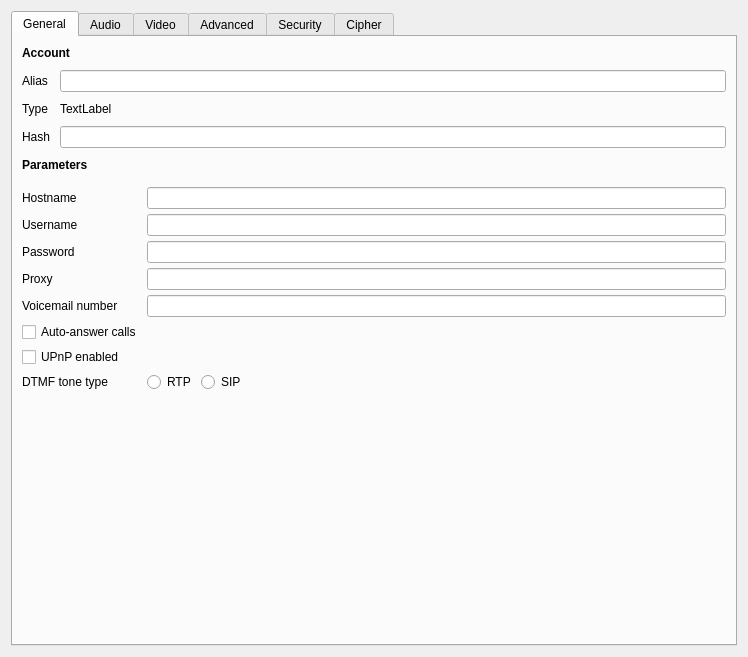
The window that accountdetails.ui (savoirfairelinux/jami-client-windows) describes before a commit, drawn with Qt 5.
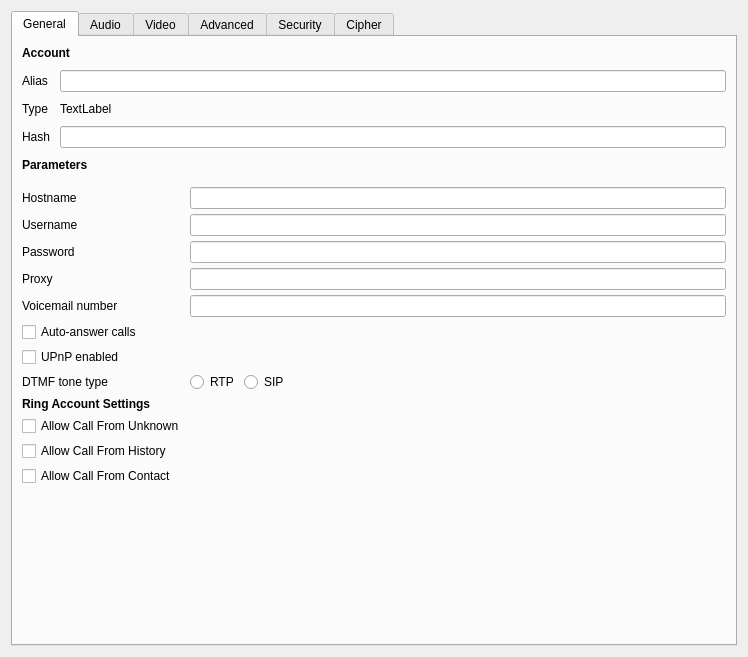
The same window after the commit. Icons and pictures are not drawn.

Commit message:
settings: add allowIncoming* checkbox for ring account
Refs #76668

```diff
--- a/accountdetails.ui
+++ b/accountdetails.ui
@@ -266,6 +266,43 @@
              </item>
             </layout>
            </item>
+           <item row="9" column="0">
+            <widget class="QCheckBox" name="lrcfg_allowIncomingFromUnknown">
+             <property name="text">
+              <string>Allow Call From Unknown</string>
+             </property>
+            </widget>
+           </item>
+           <item row="11" column="0">
+            <widget class="QCheckBox" name="lrcfg_allowIncomingFromContact">
+             <property name="text">
+              <string>Allow Call From Contact</string>
+             </property>
+            </widget>
+           </item>
+           <item row="10" column="0">
+            <widget class="QCheckBox" name="lrcfg_allowIncomingFromHistory">
+             <property name="text">
+              <string>Allow Call From History</string>
+             </property>
+            </widget>
+           </item>
+           <item row="8" column="0">
+            <widget class="QLabel" name="label_27">
+             <property name="font">
+              <font>
+               <weight>75</weight>
+               <bold>true</bold>
+              </font>
+             </property>
+             <property name="text">
+              <string>Ring Account Settings</string>
+             </property>
+             <property name="buddy">
+              <cstring>lrcfg_allowIncomingFromUnknown</cstring>
+             </property>
+            </widget>
+           </item>
           </layout>
          </item>
          <item>
```
Left out of the diff: 35 changed lines with no effect on the pictures.
